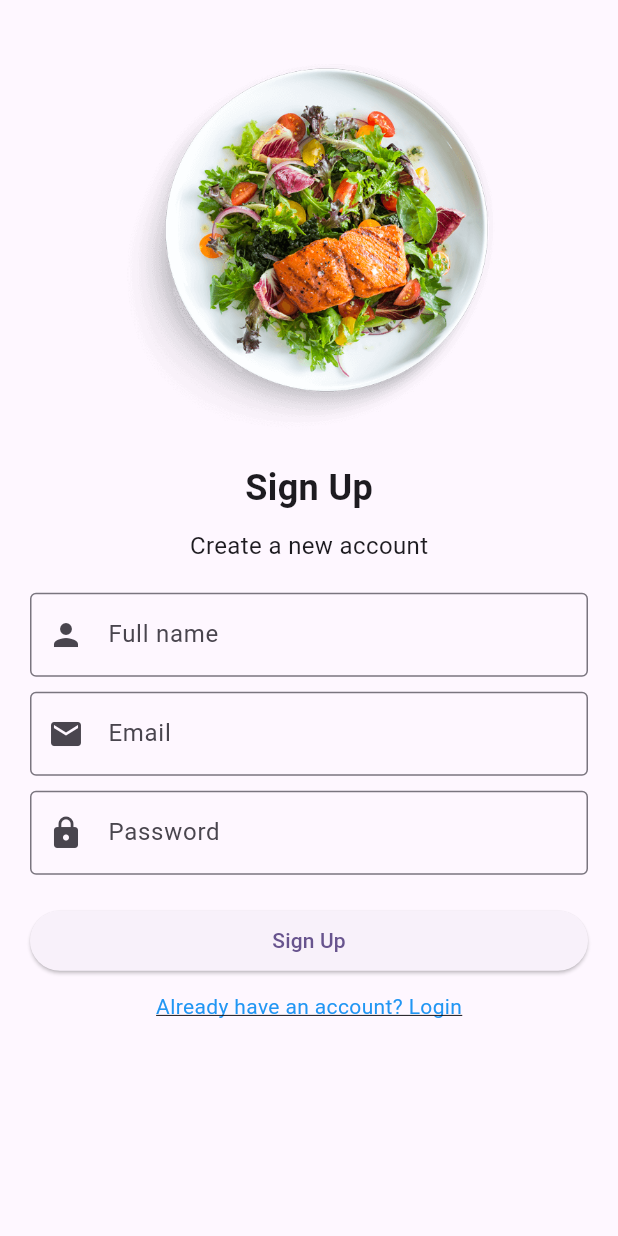
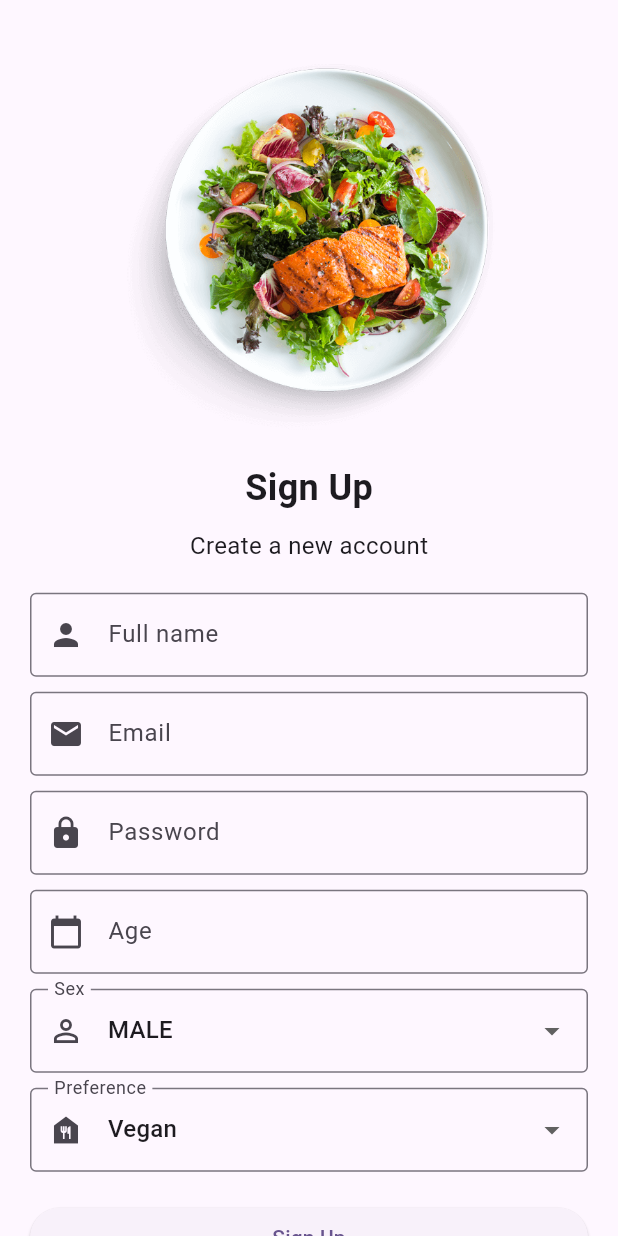
Before and after one commit to Daniel-W1/Mymeals, a Flutter app: the SignupScreen screen opened by its route, on a phone screen of 412 x 824 dp. Run offline on Flutter 3.47's test engine with Material 2 defaults, Android fonts, the phone set to English and light mode, and no system bars; our stand-ins replace cloud_firestore, firebase_auth, firebase_core, geolocator, go_router; missing offline and left inert: beautiful_soup_dart, nominatim_geocoding, yelp_fusion_client; accounts and stored records are empty.

Commit message:
user model polished

```diff
--- a/lib/features/authentication/presentation/register_screen.dart
+++ b/lib/features/authentication/presentation/register_screen.dart
@@ -9,18 +9,33 @@ class SignupScreen extends StatelessWidget {
   final TextEditingController emailController = TextEditingController();
   final TextEditingController passwordController = TextEditingController();
   final TextEditingController nameController = TextEditingController();
+  final TextEditingController ageController = TextEditingController();
+  final TextEditingController sexController = TextEditingController();
 
   void showSnackbar(BuildContext context, String message) {
     final snackBar = SnackBar(
       backgroundColor: message.contains('success') ? Colors.green : Colors.red,
-      content: Text(message,
-          style: const TextStyle(
-            color: Colors.black,
-          )),
+      content: Text(
+        message,
+        style: const TextStyle(
+          color: Colors.black,
+        ),
+      ),
       duration: const Duration(seconds: 2),
     );
     ScaffoldMessenger.of(context).showSnackBar(snackBar);
   }
+
+  final List<String> preferences = [
+    'Vegan',
+    'Vegetarian',
+    'Non-Vegetarian',
+    'Anything LoL',
+  ]; // List of available preferences
+
+  final List<String> sexes = ['MALE', 'FEMALE']; // List of available sexes
+  String selectedPreference = 'Vegan'; // Default selected preference
+  String selectedSex = 'MALE'; // Default selected sex
 
   @override
   Widget build(BuildContext context) {
@@ -57,7 +72,7 @@ class SignupScreen extends StatelessWidget {
                 decoration: const InputDecoration(
                   labelText: 'Full name',
                   border: OutlineInputBorder(),
-                  prefixIcon: Icon(Icons.person), // Add mail button
+                  prefixIcon: Icon(Icons.person),
                 ),
               ),
               const SizedBox(height: 10.0),
@@ -66,7 +81,7 @@ class SignupScreen extends StatelessWidget {
                 decoration: const InputDecoration(
                   labelText: 'Email',
                   border: OutlineInputBorder(),
-                  prefixIcon: Icon(Icons.mail), // Add mail button
+                  prefixIcon: Icon(Icons.mail),
                 ),
               ),
               const SizedBox(height: 10.0),
@@ -75,13 +90,70 @@ class SignupScreen extends StatelessWidget {
                 decoration: const InputDecoration(
                   labelText: 'Password',
                   border: OutlineInputBorder(),
-                  prefixIcon: Icon(Icons.lock), // Add lock button
+                  prefixIcon: Icon(Icons.lock),
                 ),
                 obscureText: true,
               ),
+
+              // Age TextFormField
+              const SizedBox(height: 10.0),
+              TextFormField(
+                controller: ageController,
+                keyboardType: TextInputType.number,
+                decoration: const InputDecoration(
+                  labelText: 'Age',
+                  border: OutlineInputBorder(),
+                  prefixIcon: Icon(Icons.calendar_today),
+                ),
+              ),
+
+              // Sex DropdownButtonFormField
+              const SizedBox(height: 10.0),
+              DropdownButtonFormField<String>(
+                value: selectedSex,
+                onChanged: (String? newValue) {
+                  if (newValue != null) {
+                    selectedSex = newValue;
+                  }
+                },
+                items: sexes.map((sex) {
+                  return DropdownMenuItem<String>(
+                    value: sex,
+                    child: Text(sex),
+                  );
+                }).toList(),
+                decoration: const InputDecoration(
+                  labelText: 'Sex',
+                  border: OutlineInputBorder(),
+                  prefixIcon: Icon(Icons.person_outline),
+                ),
+              ),
+
+              // Preference DropdownButtonFormField
+              const SizedBox(height: 10.0),
+              DropdownButtonFormField<String>(
+                value: selectedPreference,
+                onChanged: (String? newValue) {
+                  if (newValue != null) {
+                    selectedPreference = newValue;
+                  }
+                },
+                items: preferences.map((preference) {
+                  return DropdownMenuItem<String>(
+                    value: preference,
+                    child: Text(preference),
+                  );
+                }).toList(),
+                decoration: const InputDecoration(
+                  labelText: 'Preference',
+                  border: OutlineInputBorder(),
+                  prefixIcon: Icon(Icons.food_bank),
+                ),
+              ),
+
               const SizedBox(height: 20.0),
               SizedBox(
-                width: double.infinity, // Make button width larger
+                width: double.infinity,
                 child: ElevatedButton(
                   onPressed: () async {
                     final authProvider = context.read<AuthProvider>();
@@ -91,24 +163,30 @@ class SignupScreen extends StatelessWidget {
                     final data = {
                       'name': nameController.text.trim(),
                       'email': emailController.text.trim(),
-                      'password': passwordController.text.trim()
+                      'password': passwordController.text.trim(),
+                      'age': ageController.text.trim(),
+                      'sex': selectedSex,
+                      'preference': selectedPreference,
                     };
 
                     await userProvider.createUser(
-                        data['name'] ?? "", data['email'] ?? "");
+                      data['name'] ?? "",
+                      data['email'] ?? "",
+                      int.tryParse(data['age'] ?? "") ?? 20,
+                      data['sex'] ?? '',
+                      data['preference'] ?? '',
+                    );
+
                     await authProvider.register(data, context, showSnackbar);
                     await locationProvider.syncLocation(context);
-
-                    print('----------------------------------------');
-                    print(locationProvider.currentLocation);
-                  }, // Call _signup function to create a new account
+                  },
                   child: const Text('Sign Up'),
                 ),
               ),
+
               const SizedBox(height: 10.0),
               GestureDetector(
                 onTap: () {
-                  // Add navigation logic to navigate back to the login screen
                   context.go('/signin');
                 },
                 child: const Text(
--- a/lib/features/location/application/location_provider.dart
+++ b/lib/features/location/application/location_provider.dart
@@ -9,7 +9,7 @@ class LocationProvider with ChangeNotifier {
   Position? get currentLocation => _currentLocation;
 
   Future<void> syncLocation(BuildContext context) async {
-    _currentLocation = await determinePosition(context);
+    _currentLocation = await determinePosition();
     notifyListeners();
   }
 
--- a/lib/features/restaurants/presentation/restaurant_screen.dart
+++ b/lib/features/restaurants/presentation/restaurant_screen.dart
@@ -3,12 +3,15 @@ import 'package:go_router/go_router.dart';
 import 'package:my_meals/features/restaurants/application/restaurant_provider.dart';
 import 'package:my_meals/features/restaurants/presentation/tile_screen.dart';
 import 'package:provider/provider.dart';
+import '../../location/application/location_provider.dart';
 
 class RestaurantsPage extends StatelessWidget {
   @override
   Widget build(BuildContext context) {
     final resProvider = context.read<RestaurantProvider>();
     final restaurants = resProvider.restaurants;
+    final locProvider = context.read<LocationProvider>();
+    final location = locProvider.currentLocation!;
 
     return Scaffold(
       appBar: AppBar(
@@ -22,7 +25,7 @@ class RestaurantsPage extends StatelessWidget {
       ),
       body: RefreshIndicator(
         onRefresh: () async {
-          await resProvider.fetchRestaurants(); // Implement the method to fetch restaurants again.
+          await resProvider.getRestaurants(location.latitude, location.longitude); // Implement the method to fetch restaurants again.
         },
         child: restaurants.isEmpty
             ? Center(
--- a/lib/features/routes/app_routes.dart
+++ b/lib/features/routes/app_routes.dart
@@ -40,12 +40,14 @@ final appRouter = GoRouter(routes: [
       final resProvider = context.read<RestaurantProvider>();
       final locationProvider = context.read<LocationProvider>();
 
-      final loca = locationProvider.currentLocation;
+      var loca = locationProvider.currentLocation;
 
       if (loca == null) {
         await locationProvider.syncLocation(context);
+        loca = locationProvider.currentLocation;
       }
 
+      print('so the location we got is $loca');
       final mealProvider = context.read<MealProvider>();
 
       if (resProvider.restaurants == null) {
--- a/lib/features/user/application/user_provider.dart
+++ b/lib/features/user/application/user_provider.dart
@@ -15,7 +15,8 @@ class UserProvider extends ChangeNotifier {
 
   User? get user => _user;
 
-  Future<void> createUser(String name, String email) async {
+  Future<void> createUser(
+      String name, String email, int age, String sex, String preference) async {
     final preferenceData = Preference(
       dietaryRestrictions: [],
       favoriteCuisines: [],
@@ -33,7 +34,13 @@ class UserProvider extends ChangeNotifier {
       // print(preferenceDocRef.id);
 
       // Create user document
-      final user = User(pid: preferenceDocRef.id, name: name, email: email);
+      final user = User(
+          pid: preferenceDocRef.id,
+          name: name,
+          email: email,
+          sex: sex,
+          age: age,
+          preference: preference);
       final userData = user.toJson();
       await _usersCollection.add(userData);
 
--- a/lib/features/user/domain/user.dart
+++ b/lib/features/user/domain/user.dart
@@ -3,14 +3,26 @@ class User {
   final String name;
   final String email;
   final String pid;
+  final int age;
+  final String sex;
+  final String preference;
 
-  User({required this.pid, required this.name, required this.email});
+  User(
+      {required this.pid,
+      required this.name,
+      required this.email,
+      required this.sex,
+      required this.age,
+      required this.preference});
 
   factory User.fromJson(Map<String, dynamic> json) {
     return User(
       pid: json['pid'] as String,
       name: json['name'] as String,
       email: json['email'] as String,
+      sex: json['sex'] as String,
+      age: json['age'] as int,
+      preference: json['preference'] as String,
     );
   }
 
@@ -19,6 +31,9 @@ class User {
       'id': pid,
       'name': name,
       'email': email,
+      'sex': sex,
+      'age': age,
+      'preference': preference
     };
   }
 }
```
Also changed, not shown: lib/core/services/location_service.dart (+15 -68 lines), lib/features/authentication/presentation/login_screen.dart (+0 -7 lines), lib/features/meals/application/meal_provider.dart (+12 -0 lines), lib/features/meals/domain/meal.dart (+12 -0 lines), lib/features/meals/domain/meal_rating.dart (added, +23 -0 lines), 1 other file.
